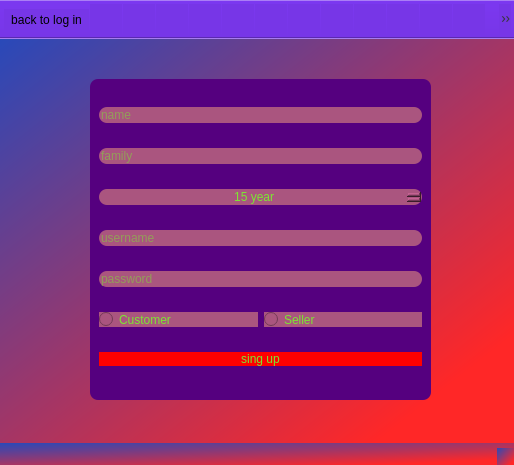
Old version of the form project/signup.ui in the repository UIAP4012/uiap4012-final-taha127.
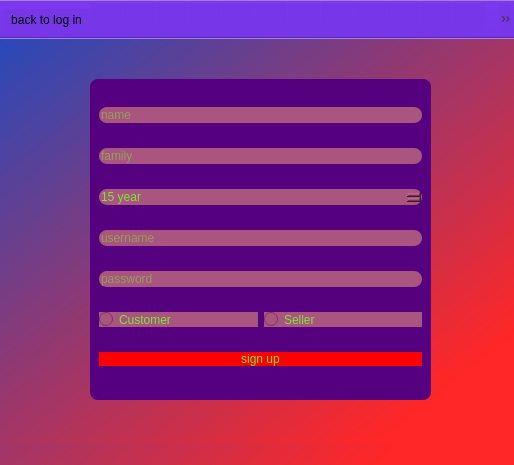
New version of the form. Icons and pictures are not drawn.

Commit message: Create a user data structure and add it to the sign up page

Diff of the .ui file:
```diff
--- a/project/signup.ui
+++ b/project/signup.ui
@@ -72,7 +72,7 @@
         <string> year</string>
        </property>
        <property name="prefix">
-        <string>                                        </string>
+        <string/>
        </property>
        <property name="minimum">
         <number>15</number>
@@ -145,7 +145,7 @@
 </string>
        </property>
        <property name="text">
-        <string>sing up</string>
+        <string>sign up</string>
        </property>
       </widget>
      </item>
@@ -162,7 +162,12 @@
     </rect>
    </property>
   </widget>
-  <widget class="QStatusBar" name="statusbar"/>
+  <widget class="QStatusBar" name="statusbar">
+   <property name="styleSheet">
+    <string notr="true">font: 75 11pt &quot;Comic Sans MS&quot;;
+background-color: transparent;</string>
+   </property>
+  </widget>
   <widget class="QToolBar" name="toolBar">
    <property name="windowTitle">
     <string>toolBar</string>
```
Left out of the diff: 2 changed lines with no effect on the pictures. The commit also changes 18 other files.
